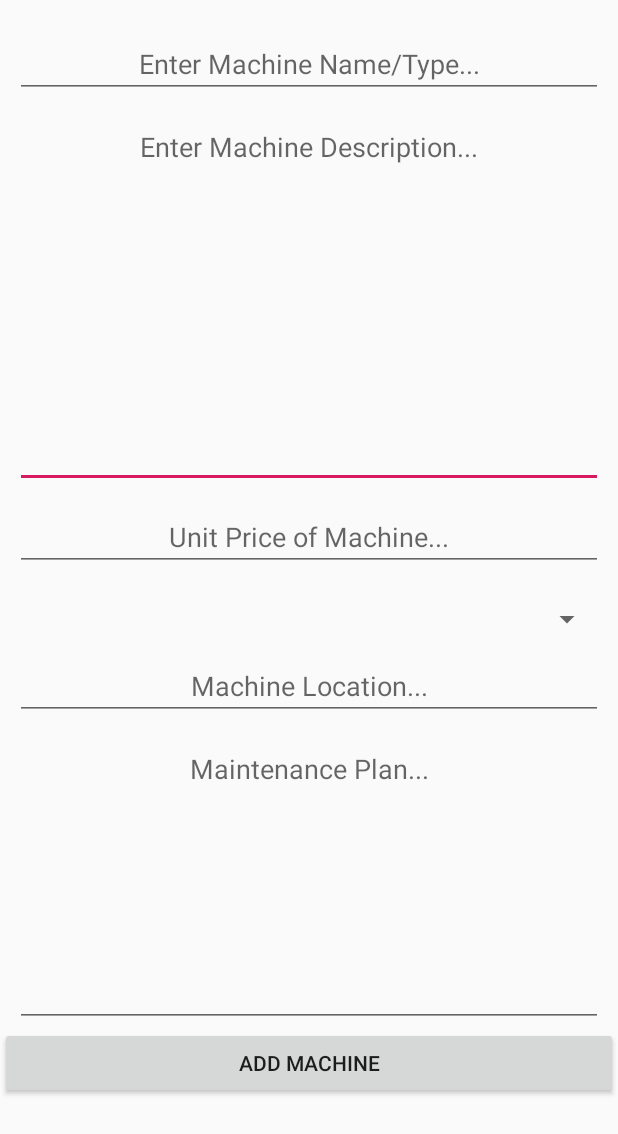
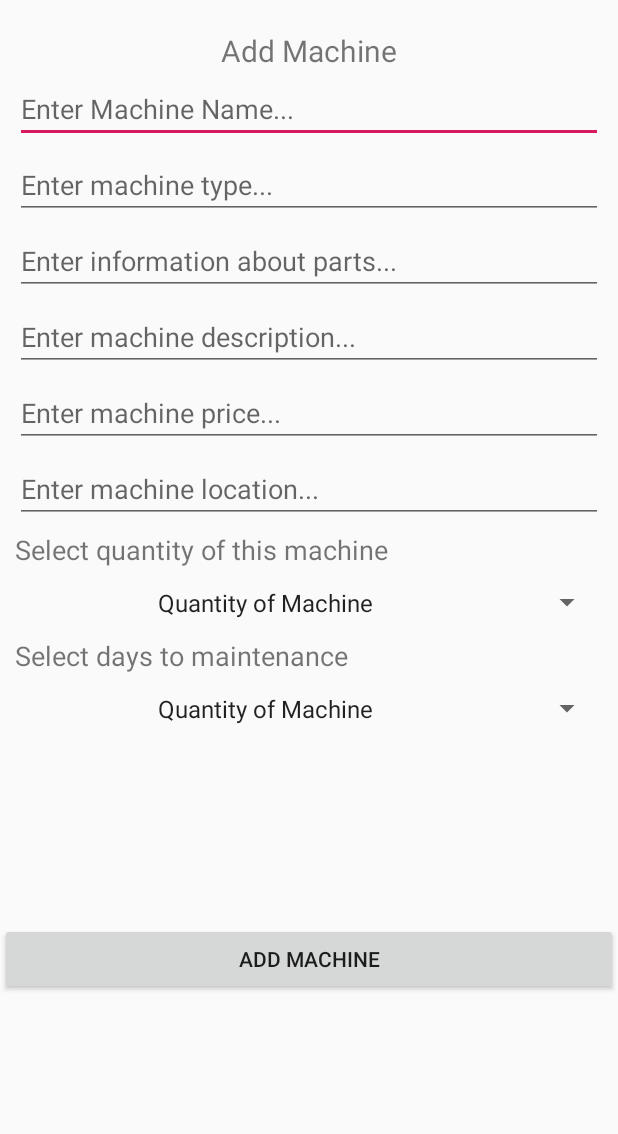
Before and after one commit to chenzhufeng/LogisticWizard, an Android app: the add_a_machine screen opened directly, with no data from a screen before it, on a phone screen of 412 x 824 dp. Shown: the top 1134 px of the screen. Run offline under Robolectric (Android 15) with nearby library versions, the phone set to English and light mode, and no system bars.

Commit message:
Add Machine Updated

```diff
--- a/LogisticWizard/app/src/main/java/com/example/jeremy/logisticwizard/add_a_machine.java
+++ b/LogisticWizard/app/src/main/java/com/example/jeremy/logisticwizard/add_a_machine.java
@@ -5,8 +5,12 @@ import android.support.v7.app.AppCompatActivity;
 import android.os.Bundle;
 import android.view.View;
 import android.widget.Button;
+import android.widget.AdapterView;
+import android.widget.ArrayAdapter;
+import android.widget.Spinner;
+import android.widget.Toast;
 
-public class add_a_machine extends AppCompatActivity implements View.OnClickListener {
+public class add_a_machine extends AppCompatActivity implements View.OnClickListener, AdapterView.OnItemSelectedListener {
     private Button add_machine;
 
     @Override
@@ -23,6 +27,19 @@ public class add_a_machine extends AppCompatActivity implements View.OnClickList
         //quantity --> spinner
         //location of machine(s)
         //maintainance plan
+        Spinner machineQuantitySpinner = findViewById(R.id.quantity_of_machine);
+        ArrayAdapter<CharSequence> adapter = ArrayAdapter.createFromResource(this,
+                R.array.machineQuantityStringArray, android.R.layout.simple_spinner_item);
+        adapter.setDropDownViewResource(android.R.layout.simple_spinner_dropdown_item);
+        machineQuantitySpinner.setAdapter(adapter);
+        machineQuantitySpinner.setOnItemSelectedListener(this);
+
+        Spinner machinePlanSpinner = findViewById(R.id.maintenancePlan_spinner);
+        ArrayAdapter<CharSequence> adapter1 = ArrayAdapter.createFromResource(this,
+                R.array.machineQuantityStringArray, android.R.layout.simple_spinner_item);
+        adapter1.setDropDownViewResource(android.R.layout.simple_spinner_dropdown_item);
+        machinePlanSpinner.setAdapter(adapter1);
+        machinePlanSpinner.setOnItemSelectedListener(this);
 
     }
 
@@ -34,4 +51,14 @@ public class add_a_machine extends AppCompatActivity implements View.OnClickList
             startActivity(intent);
         }
     }
+
+    @Override
+    public void onItemSelected(AdapterView<?> adapterView, View view, int i, long l) {
+
+    }
+
+    @Override
+    public void onNothingSelected(AdapterView<?> adapterView) {
+
+    }
 }
--- a/LogisticWizard/app/src/main/res/layout/activity_add_a_machine.xml
+++ b/LogisticWizard/app/src/main/res/layout/activity_add_a_machine.xml
@@ -5,6 +5,17 @@
     android:layout_width="match_parent"
     android:layout_height="match_parent"
     tools:context=".add_a_machine">
+    <TextView
+        android:id="@+id/addMachine_label"
+        android:layout_width="match_parent"
+        android:layout_height="wrap_content"
+        android:layout_marginStart="10dp"
+        android:layout_marginTop="20dp"
+        android:layout_marginEnd="10dp"
+        android:text="Add Machine"
+        android:textSize="20sp"
+        android:textAlignment="center" />
+
 
     <!-- spinner margin top = 20 for now, change back to 10 -->
 
@@ -21,81 +32,123 @@
                 android:id="@+id/enterMachineName"
                 android:layout_width="match_parent"
                 android:layout_height="wrap_content"
-                android:layout_alignParentTop="true"
                 android:layout_marginStart="10dp"
-                android:layout_marginTop="20dp"
+                android:layout_marginTop="50dp"
                 android:layout_marginEnd="10dp"
-                android:hint="Enter Machine Name/Type..."
+                android:hint="Enter Machine Name..."
                 android:inputType="text"
-                android:textAlignment="center" />
+                android:layout_gravity="start" />
+
+            <EditText
+                android:id="@+id/machineType"
+                android:layout_width="match_parent"
+                android:layout_height="wrap_content"
+                android:layout_marginStart="10dp"
+                android:layout_marginTop="5dp"
+                android:layout_marginEnd="10dp"
+                android:hint="Enter machine type..."
+                android:inputType="text"
+                android:layout_gravity="start" />
+
+            <EditText
+                android:id="@+id/partsInfo"
+                android:layout_width="match_parent"
+                android:layout_height="wrap_content"
+                android:layout_marginStart="10dp"
+                android:layout_marginTop="5dp"
+                android:layout_marginEnd="10dp"
+                android:hint="Enter information about parts..."
+                android:inputType="text"
+                android:layout_gravity="start" />
+
 
             <EditText
                 android:id="@+id/enterMachineDescription"
                 android:layout_width="match_parent"
-                android:layout_height="250dp"
-                android:layout_below="@+id/enterMachineName"
+                android:layout_height="wrap_content"
                 android:layout_marginStart="10dp"
-                android:layout_marginTop="10dp"
+                android:layout_marginTop="5dp"
                 android:layout_marginEnd="10dp"
-                android:gravity="top"
-                android:hint="Enter Machine Description..."
-                android:inputType="textMultiLine"
-                android:lines="8"
-                android:scrollbars="vertical"
-                android:textAlignment="center" />
+                android:hint="Enter machine description..."
+                android:inputType="text"
+                android:layout_gravity="start" />
 
             <EditText
                 android:id="@+id/machinePrice"
                 android:layout_width="match_parent"
                 android:layout_height="wrap_content"
-                android:layout_below="@id/enterMachineDescription"
                 android:layout_marginStart="10dp"
-                android:layout_marginTop="10dp"
+                android:layout_marginTop="5dp"
                 android:layout_marginEnd="10dp"
-                android:hint="Unit Price of Machine..."
-                android:inputType="numberDecimal"
-                android:textAlignment="center" />
-
-            <Spinner
-                android:id="@+id/quantity_of_machine"
-                android:layout_width="match_parent"
-                android:layout_height="wrap_content"
-                android:layout_below="@id/machinePrice"
-                android:layout_marginStart="10dp"
-                android:layout_marginTop="20dp"
-                android:layout_marginEnd="10dp" />
+                android:hint="Enter machine price..."
+                android:inputType="text"
+                android:layout_gravity="start" />
 
             <EditText
                 android:id="@+id/machineLocation"
                 android:layout_width="match_parent"
                 android:layout_height="wrap_content"
-                android:layout_below="@id/quantity_of_machine"
                 android:layout_marginStart="10dp"
-                android:layout_marginTop="10dp"
+                android:layout_marginTop="5dp"
                 android:layout_marginEnd="10dp"
-                android:hint="Machine Location..."
+                android:hint="Enter machine location..."
                 android:inputType="text"
-                android:textAlignment="center" />
+                android:layout_gravity="start" />
 
-            <EditText
-                android:id="@+id/maintenancePlan"
+            <TextView
+                android:id="@+id/quantity_of_machine_label"
                 android:layout_width="match_parent"
                 android:layout_height="wrap_content"
-                android:layout_below="@id/machineLocation"
                 android:layout_marginStart="10dp"
-                android:layout_marginTop="10dp"
+                android:layout_marginTop="5dp"
                 android:layout_marginEnd="10dp"
-                android:gravity="top"
-                android:hint="Maintenance Plan..."
-                android:inputType="textMultiLine"
-                android:lines="8"
-                android:textAlignment="center" />
+                android:text="Select quantity of this machine"
+                android:textSize="18sp"
+                android:layout_gravity="start" />
+
+            <Spinner
+                android:id="@+id/quantity_of_machine"
+                android:layout_width="match_parent"
+                android:layout_height="35dp"
+                android:layout_marginTop="5dp"
+                android:layout_marginEnd="10dp"
+                android:layout_marginRight="10dp"
+                android:textAlignment="center"/>
+
+            <TextView
+                android:id="@+id/maintenancePlan_label"
+                android:layout_width="match_parent"
+                android:layout_height="wrap_content"
+                android:layout_marginStart="10dp"
+                android:layout_marginTop="5dp"
+                android:layout_marginEnd="10dp"
+                android:textSize="18sp"
+                android:text="Select days to maintenance"
+                android:layout_gravity="start" />
+
+            <Spinner
+                android:id="@+id/maintenancePlan_spinner"
+                android:layout_width="match_parent"
+                android:layout_height="35dp"
+                android:layout_marginTop="5dp"
+                android:layout_marginEnd="10dp"
+                android:layout_marginRight="10dp"
+                android:textAlignment="center"/>
+
+            <TextView
+                android:id="@+id/dummy_takephoto"
+                android:layout_width="match_parent"
+                android:layout_height="120dp"
+                android:layout_gravity="start"
+                android:layout_marginStart="10dp"
+                android:layout_marginTop="5dp"
+                android:layout_marginEnd="10dp" />
+
 
             <Button
                 android:id="@+id/add_machine_button"
                 android:layout_width="match_parent"
                 android:layout_height="wrap_content"
-                android:layout_below="@id/maintenancePlan"
                 android:text="Add Machine"
                 android:layout_marginBottom="10dp"/>
         </LinearLayout>
--- a/LogisticWizard/app/src/main/res/values/strings.xml
+++ b/LogisticWizard/app/src/main/res/values/strings.xml
@@ -24,4 +24,75 @@
     <string name="forget_password"><u>Forget Password</u>.</string>
     <string name="LOGIN">LOGIN</string>
     <string name="SignUp">SignUp</string>
+
+    <string-array name="machineQuantityStringArray">
+        <item>Quantity of Machine</item>
+        <item>1</item>
+        <item>2</item>
+        <item>3</item>
+        <item>4</item>
+        <item>5</item>
+        <item>6</item>
+        <item>7</item>
+        <item>8</item>
+        <item>9</item>
+        <item>10</item>
+        <item>11</item>
+        <item>12</item>
+        <item>13</item>
+        <item>14</item>
+        <item>15</item>
+        <item>16</item>
+        <item>17</item>
+        <item>18</item>
+        <item>19</item>
+        <item>20</item>
+        <item>21</item>
+        <item>22</item>
+        <item>23</item>
+        <item>24</item>
+        <item>25</item>
+        <item>26</item>
+        <item>27</item>
+        <item>28</item>
+        <item>29</item>
+        <item>30</item>
+    </string-array>
+
+    <string-array name="machinePlanStringArray">
+        <item>Days</item>
+        <item>1</item>
+        <item>2</item>
+        <item>3</item>
+        <item>4</item>
+        <item>5</item>
+        <item>6</item>
+        <item>7</item>
+        <item>8</item>
+        <item>9</item>
+        <item>10</item>
+        <item>11</item>
+        <item>12</item>
+        <item>13</item>
+        <item>14</item>
+        <item>15</item>
+        <item>16</item>
+        <item>17</item>
+        <item>18</item>
+        <item>19</item>
+        <item>20</item>
+        <item>21</item>
+        <item>22</item>
+        <item>23</item>
+        <item>24</item>
+        <item>25</item>
+        <item>26</item>
+        <item>27</item>
+        <item>28</item>
+        <item>29</item>
+        <item>30</item>
+    </string-array>
+
+
+
 </resources>
```
